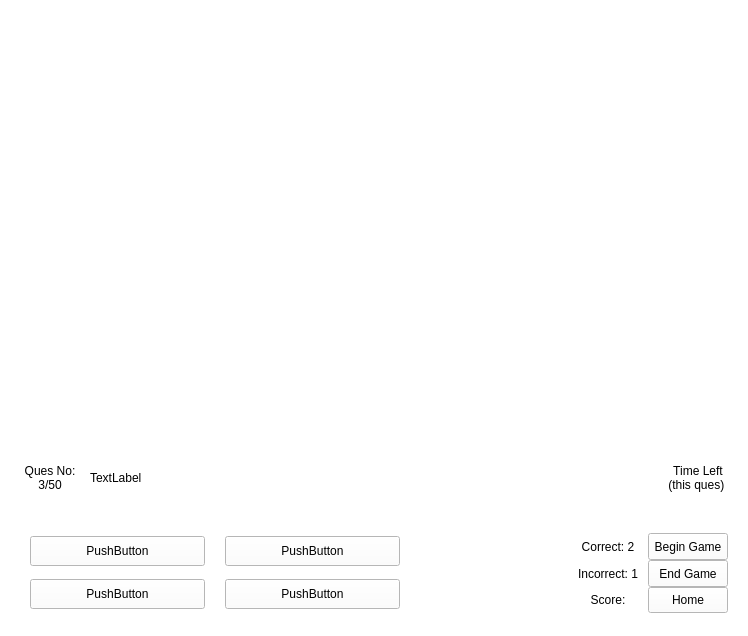
Qt form ui/obj.ui (shubham-gadia/chrome_trex_quiz) before a commit.
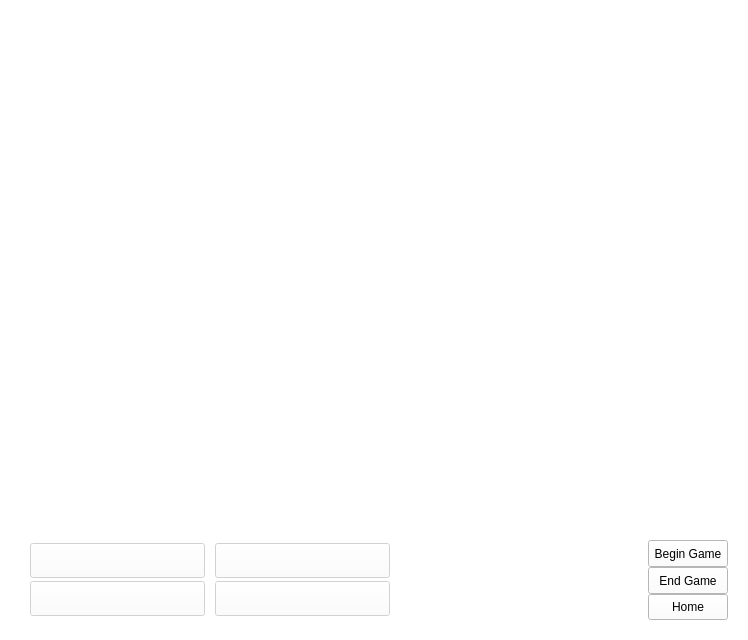
The same form after that commit.

Diff of the .ui file:
```diff
--- a/ui/obj.ui
+++ b/ui/obj.ui
@@ -98,7 +98,7 @@
            </size>
           </property>
           <property name="text">
-           <string>Ques No:  3/50</string>
+           <string/>
           </property>
           <property name="alignment">
            <set>Qt::AlignCenter</set>
@@ -112,7 +112,7 @@
          <widget class="QLabel" name="question_label">
           <property name="minimumSize">
            <size>
-            <width>0</width>
+            <width>400</width>
             <height>70</height>
            </size>
           </property>
@@ -123,13 +123,111 @@
            </size>
           </property>
           <property name="text">
-           <string>TextLabel</string>
+           <string/>
           </property>
           <property name="wordWrap">
            <bool>true</bool>
           </property>
          </widget>
         </item>
+        <item>
+         <spacer name="horizontalSpacer_2">
+          <property name="orientation">
+           <enum>Qt::Horizontal</enum>
+          </property>
+          <property name="sizeHint" stdset="0">
+           <size>
+            <width>40</width>
+            <height>20</height>
+           </size>
+          </property>
+         </spacer>
+        </item>
+        <item>
+         <layout class="QVBoxLayout" name="verticalLayout_4">
+          <property name="spacing">
+           <number>0</number>
+          </property>
+          <property name="leftMargin">
+           <number>0</number>
+          </property>
+          <item>
+           <widget class="QLabel" name="correct_label">
+            <property name="minimumSize">
+             <size>
+              <width>80</width>
+              <height>27</height>
+             </size>
+            </property>
+            <property name="maximumSize">
+             <size>
+              <width>80</width>
+              <height>27</height>
+             </size>
+            </property>
+            <property name="text">
+             <string/>
+            </property>
+            <property name="alignment">
+             <set>Qt::AlignCenter</set>
+            </property>
+            <property name="wordWrap">
+             <bool>true</bool>
+            </property>
+           </widget>
+          </item>
+          <item>
+           <widget class="QLabel" name="incorrect_label">
+            <property name="minimumSize">
+             <size>
+              <width>80</width>
+              <height>27</height>
+             </size>
+            </property>
+            <property name="maximumSize">
+             <size>
+              <width>80</width>
+              <height>27</height>
+             </size>
+            </property>
+            <property name="text">
+             <string/>
+            </property>
+            <property name="alignment">
+             <set>Qt::AlignCenter</set>
+            </property>
+            <property name="wordWrap">
+             <bool>true</bool>
+            </property>
+           </widget>
+          </item>
+          <item>
+           <widget class="QLabel" name="score_label">
+            <property name="minimumSize">
+             <size>
+              <width>80</width>
+              <height>26</height>
+             </size>
+            </property>
+            <property name="maximumSize">
+             <size>
+              <width>80</width>
+              <height>26</height>
+             </size>
+            </property>
+            <property name="text">
+             <string/>
+            </property>
+            <property name="alignment">
+             <set>Qt::AlignCenter</set>
+            </property>
+            <property name="wordWrap">
+             <bool>true</bool>
+            </property>
+           </widget>
+          </item>
+         </layout>
+        </item>
         <item>
          <widget class="QLabel" name="time_left_label">
           <property name="minimumSize">
@@ -145,7 +243,7 @@
            </size>
           </property>
           <property name="text">
-           <string>Time Left (this ques) </string>
+           <string/>
           </property>
           <property name="alignment">
            <set>Qt::AlignCenter</set>
@@ -177,37 +275,43 @@
         <item>
          <layout class="QVBoxLayout" name="verticalLayout_2">
           <property name="spacing">
-           <number>10</number>
+           <number>0</number>
           </property>
           <property name="leftMargin">
            <number>10</number>
           </property>
           <property name="rightMargin">
-           <number>10</number>
+           <number>0</number>
           </property>
           <item>
            <widget class="QPushButton" name="option_a">
+            <property name="enabled">
+             <bool>false</bool>
+            </property>
             <property name="minimumSize">
              <size>
               <width>175</width>
-              <height>30</height>
+              <height>35</height>
              </size>
             </property>
             <property name="text">
-             <string>PushButton</string>
+             <string/>
             </property>
            </widget>
           </item>
           <item>
            <widget class="QPushButton" name="option_c">
+            <property name="enabled">
+             <bool>false</bool>
+            </property>
             <property name="minimumSize">
              <size>
               <width>175</width>
-              <height>30</height>
+              <height>35</height>
              </size>
             </property>
             <property name="text">
-             <string>PushButton</string>
+             <string/>
             </property>
            </widget>
           </item>
@@ -216,34 +320,40 @@
         <item>
          <layout class="QVBoxLayout" name="verticalLayout_3">
           <property name="spacing">
-           <number>10</number>
+           <number>0</number>
           </property>
           <property name="leftMargin">
            <number>10</number>
           </property>
           <item>
            <widget class="QPushButton" name="option_b">
+            <property name="enabled">
+             <bool>false</bool>
+            </property>
             <property name="minimumSize">
              <size>
               <width>175</width>
-              <height>30</height>
+              <height>35</height>
              </size>
             </property>
             <property name="text">
-             <string>PushButton</string>
+             <string/>
             </property>
            </widget>
           </item>
           <item>
            <widget class="QPushButton" name="option_d">
+            <property name="enabled">
+             <bool>false</bool>
+            </property>
             <property name="minimumSize">
              <size>
               <width>175</width>
-              <height>30</height>
+              <height>35</height>
              </size>
             </property>
             <property name="text">
-             <string>PushButton</string>
+             <string/>
             </property>
            </widget>
           </item>
@@ -262,91 +372,6 @@
           </property>
          </spacer>
         </item>
-        <item>
-         <layout class="QVBoxLayout" name="verticalLayout_4">
-          <property name="spacing">
-           <number>0</number>
-          </property>
-          <property name="leftMargin">
-           <number>0</number>
-          </property>
-          <item>
-           <widget class="QLabel" name="correct_label">
-            <property name="minimumSize">
-             <size>
-              <width>80</width>
-              <height>27</height>
-             </size>
-            </property>
-            <property name="maximumSize">
-             <size>
-              <width>80</width>
-              <height>27</height>
-             </size>
-            </property>
-            <property name="text">
-             <string>Correct: 2</string>
-            </property>
-            <property name="alignment">
-             <set>Qt::AlignCenter</set>
-            </property>
-            <property name="wordWrap">
-             <bool>true</bool>
-            </property>
-           </widget>
-          </item>
-          <item>
-           <widget class="QLabel" name="incorrect_label">
-            <property name="minimumSize">
-             <size>
-              <width>80</width>
-              <height>27</height>
-             </size>
-            </property>
-            <property name="maximumSize">
-             <size>
-              <width>80</width>
-              <height>27</height>
-             </size>
-            </property>
-            <property name="text">
-             <string>Incorrect: 1</string>
-            </property>
-            <property name="alignment">
-             <set>Qt::AlignCenter</set>
-            </property>
-            <property name="wordWrap">
-             <bool>true</bool>
-            </property>
-           </widget>
-          </item>
-          <item>
-           <widget class="QLabel" name="score_label">
-            <property name="minimumSize">
-             <size>
-              <width>80</width>
-              <height>26</height>
-             </size>
-            </property>
-            <property name="maximumSize">
-             <size>
-              <width>80</width>
-              <height>26</height>
-             </size>
-            </property>
-            <property name="text">
-             <string>Score:</string>
-            </property>
-            <property name="alignment">
-             <set>Qt::AlignCenter</set>
-            </property>
-            <property name="wordWrap">
-             <bool>true</bool>
-            </property>
-           </widget>
-          </item>
-         </layout>
-        </item>
         <item>
          <layout class="QVBoxLayout" name="verticalLayout_5">
           <property name="spacing">
```
